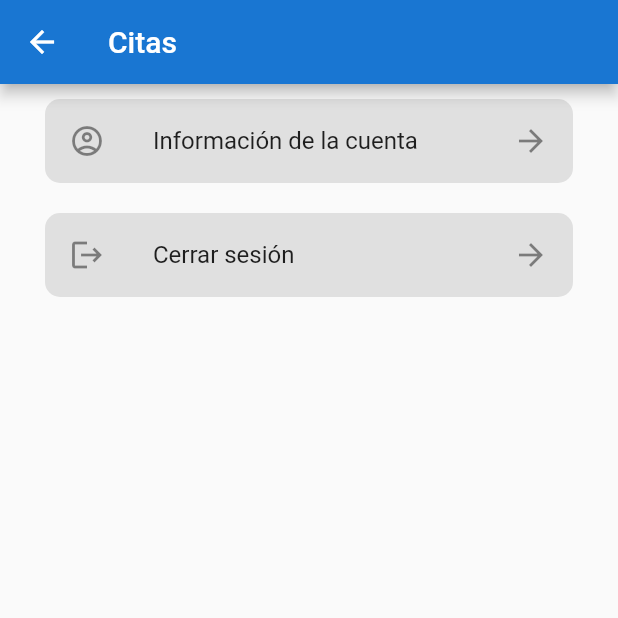
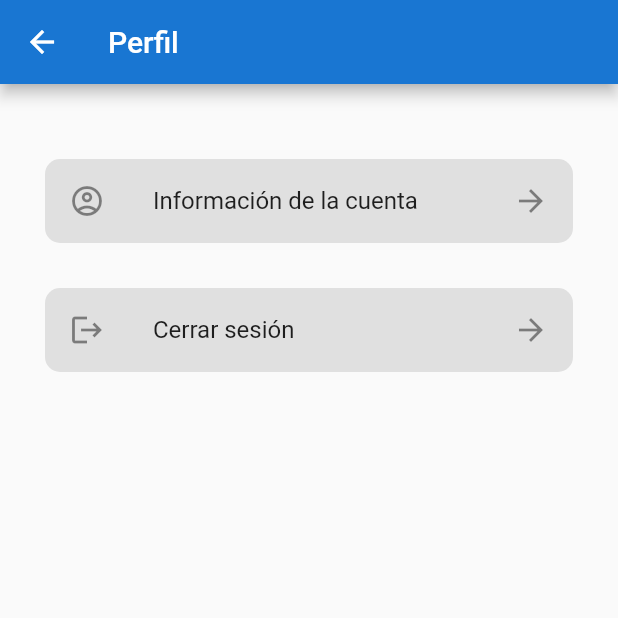
Before and after one commit to otsenreDC/demo-project, a Flutter app: the ProfilePage screen opened by its route, on a phone screen of 412 x 824 dp, the top half of it. Run offline on Flutter 3.47's test engine with Material 2 defaults, Android fonts, the phone set to English and light mode, and no system bars; our stand-ins replace cloud_firestore, data_connection_checker, firebase_core, get_it, shared_preferences; missing offline and left inert: either_option; accounts and stored records are empty; network calls fail.

Commit message:
:construction: Fix a typo

```diff
--- a/lib/framework/ui/profile/profile_pg.dart
+++ b/lib/framework/ui/profile/profile_pg.dart
@@ -26,7 +26,7 @@ class ProfilePage extends StatelessWidget {
       },
       child: Scaffold(
         appBar: AppBar(
-          title: Text("Citas"),
+          title: Text("Perfil"),
         ),
         body: Consumer<ProfileViewModel>(
           builder: (_, viewModel, __) {
@@ -133,12 +133,16 @@ class _OptionsList extends StatelessWidget {
       child: ListView(
         shrinkWrap: true,
         children: [
+          SizedBox(
+            height: 40,
+          ),
           _TextTile(
             "Información de la cuenta",
             leadingIcon: Icon(Icons.account_circle_outlined),
             onSelected: _viewModel.showAccountDetails,
             trailingIcon: Icon(Icons.arrow_forward),
           ),
+          SizedBox(height: 10),
           _TextTile(
             "Cerrar sesión",
             leadingIcon: Icon(Icons.logout),
```
